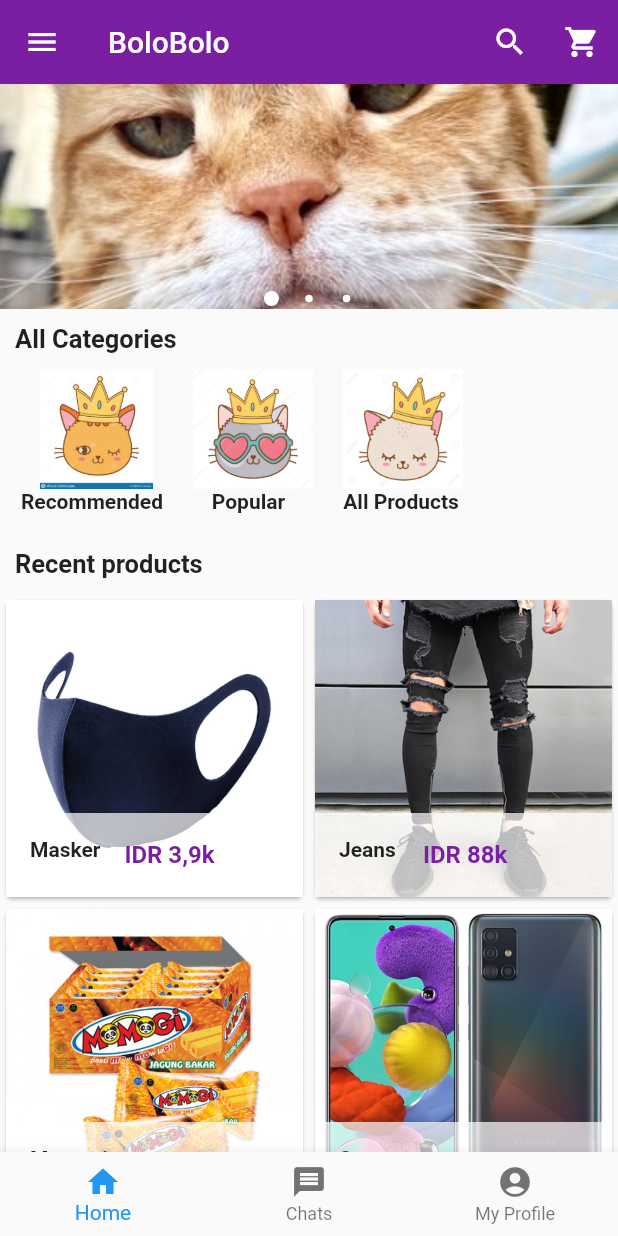
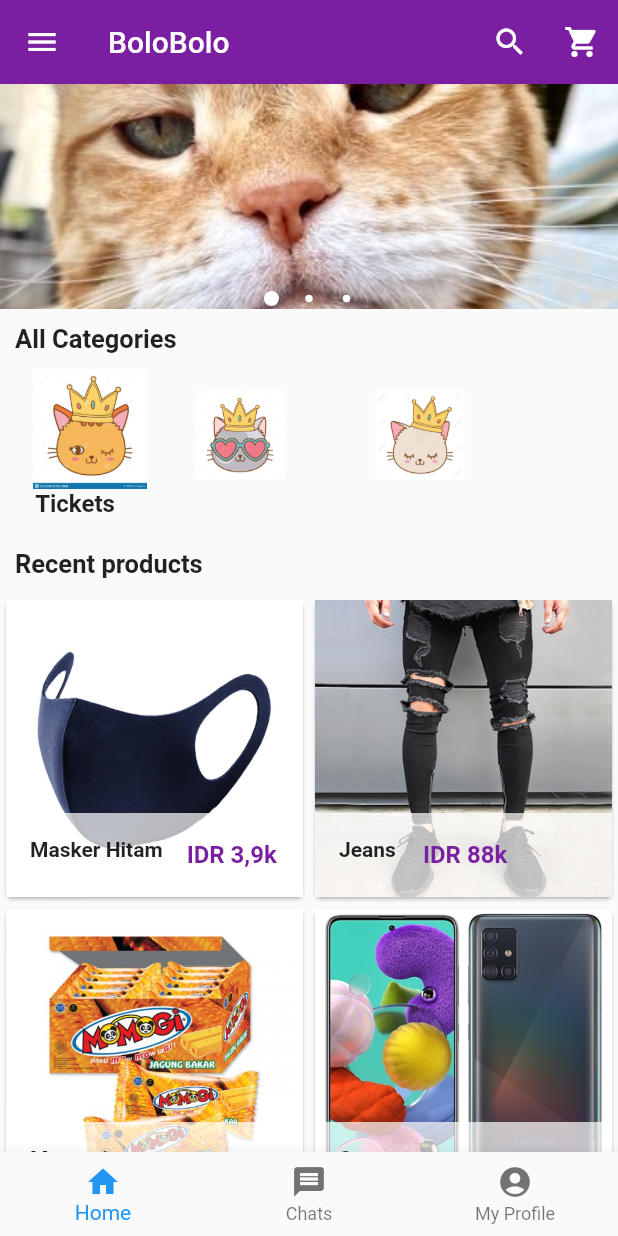
Before and after one commit to Kelompok1-MobileProgramming/BoloBoloFlutter, a Flutter app: the screen it shows after launch, on a phone screen of 412 x 824 dp. Run offline on Flutter 3.47's test engine with Material 2 defaults, Android fonts, the light colour scheme and no system bars; drawn by our look-alikes of carousel_pro; our stand-ins replace dio; missing offline and left inert: mongo_dart, sevr.

Commit message:
26/03/2021 21:16

```diff
--- a/bolobolo/lib/componets/horizontal_listview.dart
+++ b/bolobolo/lib/componets/horizontal_listview.dart
@@ -1,5 +1,7 @@
 import 'package:flutter/material.dart';
-import '../componets/products.dart';
+
+import '../pages/profile.dart';
+import 'barang.dart';
 
 class HorizontalList extends StatelessWidget {
   @override
@@ -19,8 +21,7 @@ class HorizontalList extends StatelessWidget {
                   ),
                   child: InkWell(
                     onTap: () => Navigator.of(context).push(
-                        new MaterialPageRoute(
-                            builder: (context) => Products())),
+                        new MaterialPageRoute(builder: (context) => MyApps())),
                     child: Image.asset(
                       'images/recomended.jpg',
                       width: 80,
@@ -29,62 +30,24 @@ class HorizontalList extends StatelessWidget {
                   ),
                 ),
                 Text(
-                  '    Recommended',
-                  style: TextStyle(fontSize: 14.0, fontWeight: FontWeight.bold),
+                  'Tickets',
+                  style: TextStyle(fontSize: 16.0, fontWeight: FontWeight.bold),
                 ),
               ],
             ),
           ),
-          new Container(
-            child: Column(
-              children: [
-                Container(
-                  margin: const EdgeInsets.only(
-                    left: 20.0,
-                  ),
-                  child: InkWell(
-                    onTap: () => Navigator.of(context).push(
-                        new MaterialPageRoute(
-                            builder: (context) => Products())),
-                    child: Image.asset(
-                      'images/popular.jpg',
-                      width: 80,
-                      height: 80,
-                    ),
-                  ),
-                ),
-                Text(
-                  '    Popular',
-                  style: TextStyle(fontSize: 14.0, fontWeight: FontWeight.bold),
-                ),
-              ],
-            ),
-          ),
-          new Container(
-            child: Column(
-              children: [
-                Container(
-                  margin: const EdgeInsets.only(
-                    left: 20.0,
-                  ),
-                  child: InkWell(
-                    onTap: () => Navigator.of(context).push(
-                        new MaterialPageRoute(
-                            builder: (context) => Products())),
-                    child: Image.asset(
-                      'images/allproduct.jpg',
-                      width: 80,
-                      height: 80,
-                    ),
-                  ),
-                ),
-                Text(
-                  '     All Products',
-                  style: TextStyle(fontSize: 14.0, fontWeight: FontWeight.bold),
-                ),
-              ],
-            ),
-          ),
+          new InkWell(
+              onTap: () {},
+              child: Categories(
+                image_location: 'images/popular.jpg',
+                image_caption: 'Popular',
+              )),
+          new InkWell(
+              onTap: () {},
+              child: Categories(
+                image_location: 'images/allproduct.jpg',
+                image_caption: 'All Products',
+              )),
         ],
       ),
     );
@@ -113,7 +76,6 @@ class Categories extends StatelessWidget {
             ),
             subtitle: Container(
               alignment: Alignment.topCenter,
-              child: Text(image_caption),
             ),
           ),
         ),
--- a/bolobolo/lib/componets/products.dart
+++ b/bolobolo/lib/componets/products.dart
@@ -1,5 +1,5 @@
 import 'package:flutter/material.dart';
-import 'package:flutter_demo/pages/product_details.dart';
+import 'package:bolobolo/pages/product_details.dart';
 
 class Products extends StatefulWidget {
   @override
@@ -9,7 +9,7 @@ class Products extends StatefulWidget {
 class _ProductsState extends State<Products> {
   var product_list = [
     {
-      "name": "Masker",
+      "name": "Masker Hitam",
       "picture": "images/masker.jpg",
       "old_price": "IDR 3,9k",
       "price": "IDR 3,9k",
@@ -81,7 +81,7 @@ class _ProductsState extends State<Products> {
       "price": "IDR 19k",
     },
     {
-      "name": "KETI SHOW",
+      "name": "Tiket KETI SHOW",
       "picture": "images/keti.jpg",
       "old_price": "IDR 1000k",
       "price": "IDR 1000k",
@@ -105,7 +105,7 @@ class _ProductsState extends State<Products> {
       "price": "IDR 13k",
     },
     {
-      "name": "Mainan",
+      "name": "Mobil Mobilan",
       "picture": "images/toys.jpg",
       "old_price": "IDR 35,5k",
       "price": "IDR 35,5k",
--- a/bolobolo/lib/desc/airpods.dart
+++ b/bolobolo/lib/desc/airpods.dart
@@ -1,5 +1,5 @@
 import 'package:flutter/material.dart';
-import 'package:flutter_demo/componets/products.dart';
+import 'package:bolobolo/componets/products.dart';
 
 class ProductDetails extends StatefulWidget {
   final product_detail_name;
@@ -209,7 +209,8 @@ class _ProductDetailsState extends State<ProductDetails> {
               "Product Details",
               style: TextStyle(fontWeight: FontWeight.bold),
             ),
-            subtitle: Text("Earphone wireless merk apple hanya tersedia 1 warna, yaitu putih"),
+            subtitle: Text(
+                "Earphone wireless merk apple hanya tersedia 1 warna, yaitu putih"),
           ),
 
           Divider(),
--- a/bolobolo/lib/desc/bajupolos.dart
+++ b/bolobolo/lib/desc/bajupolos.dart
@@ -1,5 +1,5 @@
 import 'package:flutter/material.dart';
-import 'package:flutter_demo/componets/products.dart';
+import 'package:bolobolo/componets/products.dart';
 
 class ProductDetails extends StatefulWidget {
   final product_detail_name;
@@ -209,7 +209,8 @@ class _ProductDetailsState extends State<ProductDetails> {
               "Product Details",
               style: TextStyle(fontWeight: FontWeight.bold),
             ),
-            subtitle: Text("Baju polos berwarna putih ready all size (xs,s,m,l,xl,xxl)"),
+            subtitle: Text(
+                "Baju polos berwarna putih ready all size (xs,s,m,l,xl,xxl)"),
           ),
 
           Divider(),
--- a/bolobolo/lib/main.dart
+++ b/bolobolo/lib/main.dart
@@ -1,6 +1,6 @@
 import 'package:flutter/material.dart';
-import 'package:flutter_demo/home.dart';
-import 'package:flutter_demo/server.dart' as server;
+import 'package:bolobolo/home.dart';
+import 'package:bolobolo/server.dart' as server;
 
 void main() {
   server.start();
--- a/bolobolo/lib/pages/cart.dart
+++ b/bolobolo/lib/pages/cart.dart
@@ -1,5 +1,5 @@
 import 'package:flutter/material.dart';
-import 'package:flutter_demo/componets/cart_products.dart';
+import 'package:bolobolo/componets/cart_products.dart';
 
 class Cart extends StatefulWidget {
   @override
--- a/bolobolo/lib/pages/product_details.dart
+++ b/bolobolo/lib/pages/product_details.dart
@@ -1,5 +1,5 @@
 import 'package:flutter/material.dart';
-import 'package:flutter_demo/componets/products.dart';
+import 'package:bolobolo/componets/products.dart';
 
 class ProductDetails extends StatefulWidget {
   final product_detail_name;
--- a/bolobolo/lib/pages/widgets/textformfield.dart
+++ b/bolobolo/lib/pages/widgets/textformfield.dart
@@ -1,5 +1,5 @@
 import 'package:flutter/material.dart';
-import 'package:flutter_demo/pages/widgets/responsive_ui.dart';
+import 'package:bolobolo/pages/widgets/responsive_ui.dart';
 
 class CustomTextField extends StatelessWidget {
   final String hint;
```
Also changed, not shown: bolobolo/lib/home.dart (+5 -5 lines), bolobolo/lib/pages/signin.dart (+11 -9 lines), bolobolo/lib/pages/signup.dart (+11 -12 lines), bolobolo/pubspec.yaml (+10 -1 lines), bolobolo/pubspec.lock, 39 other files.
